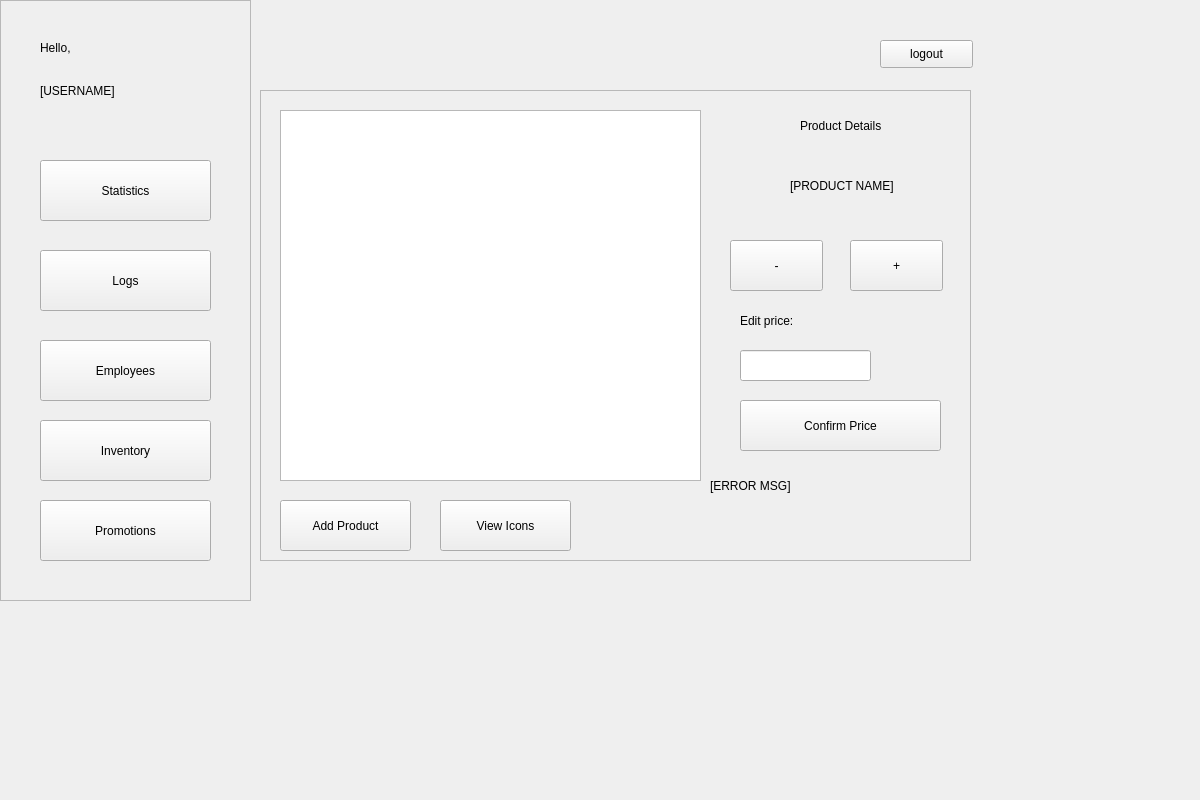
This is POS/UI/inventoryProduct.ui in ReiZedlav/CSCC-21.1-Software-Engineering-1 as Qt 5 draws it before an edit. The edited form follows.
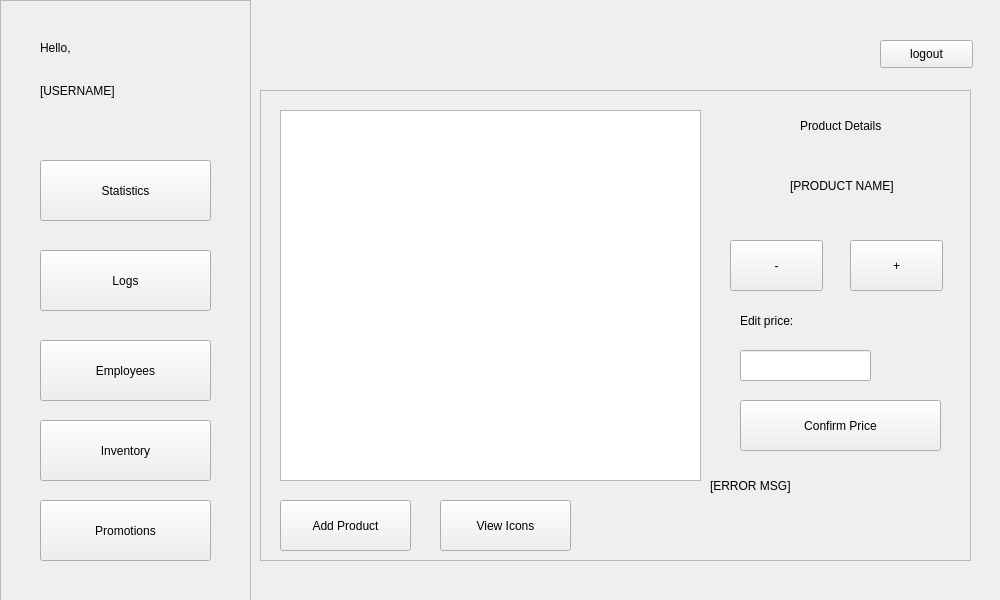
This is the edited form.

Diff of the .ui file:
```diff
--- a/POS/UI/inventoryProduct.ui
+++ b/POS/UI/inventoryProduct.ui
@@ -6,8 +6,8 @@
    <rect>
     <x>0</x>
     <y>0</y>
-    <width>1200</width>
-    <height>800</height>
+    <width>1000</width>
+    <height>600</height>
    </rect>
   </property>
   <property name="windowTitle">
```
Left out of the diff: 6 changed lines with no effect on the pictures.
